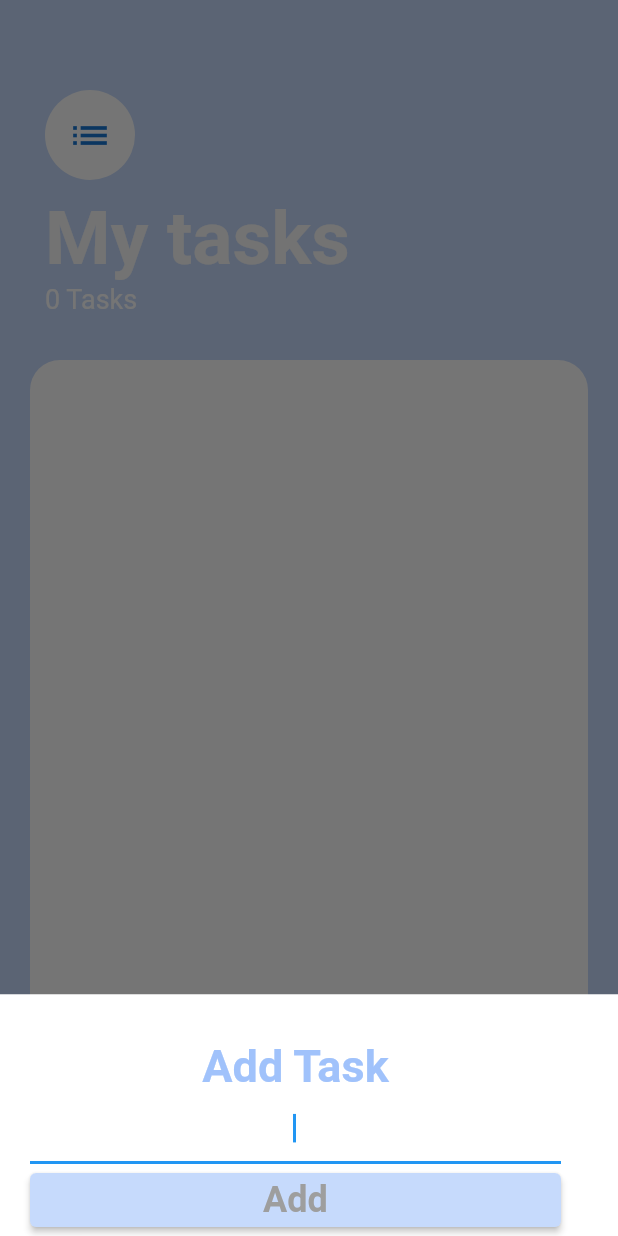
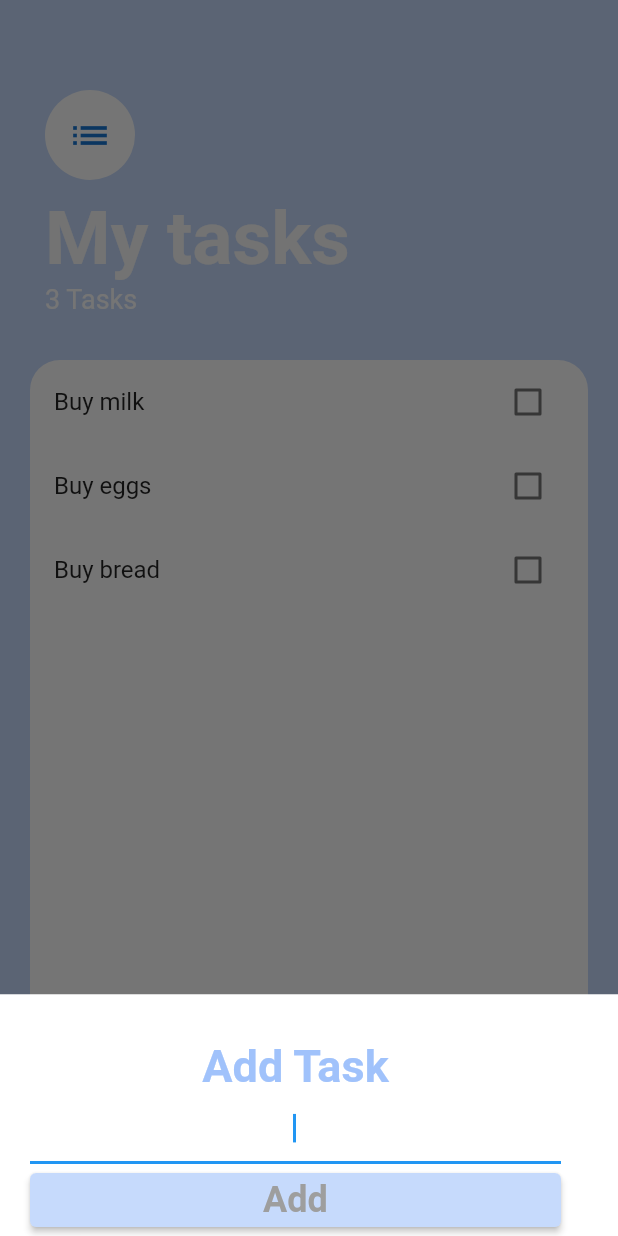
Before and after one commit to upasana-khatiwada/to_do_app, a Flutter app: the screen it shows after launch, after a tap on the "add" icon, on a phone screen of 412 x 824 dp. Run offline on Flutter 3.47's test engine with Material 2 defaults, Android fonts, the phone set to English and light mode, and no system bars.

```diff
--- a/lib/add_task.dart
+++ b/lib/add_task.dart
@@ -1,12 +1,15 @@
 import 'package:flutter/material.dart';
-// import 'package:to_do_app/task.dart';
+ import 'package:to_do_app/task_data.dart';
+import 'package:provider/provider.dart';
 
 
 
 class AddTaskScreen extends StatelessWidget {
+  const AddTaskScreen({super.key});
+
   //const AddTaskScreen({super.key});
- final Function addTaskCallback;
- const AddTaskScreen(this.addTaskCallback, {super.key});
+//  final Function addTaskCallback;
+//  const AddTaskScreen(this.addTaskCallback, {super.key});
   @override
   Widget build(BuildContext context) {
     String newTaskTitle;
@@ -46,6 +49,7 @@ class AddTaskScreen extends StatelessWidget {
                   style: ElevatedButton.styleFrom(
                       backgroundColor: const Color(0xFFC6DAFC)),
                   onPressed: () {
+                    //Provider.of<TaskData>(context).addTask(newTaskTitle);
 
                   },
                   child: const Text(
--- a/lib/main.dart
+++ b/lib/main.dart
@@ -1,6 +1,8 @@
 import 'package:flutter/material.dart';
+import 'package:provider/provider.dart';
 import 'package:to_do_app/task_screen.dart';
 
+import 'package:to_do_app/task_data.dart';
 void main() {
   runApp(const MyApp());
 }
@@ -10,9 +12,12 @@ class MyApp extends StatelessWidget {
 
   @override
   Widget build(BuildContext context) {
-    return   const MaterialApp(
-      debugShowCheckedModeBanner: false,
-      home: TasksScreen(),
+    return   ChangeNotifierProvider(
+      create: (context)=> TaskData() ,
+      child: const MaterialApp(
+        debugShowCheckedModeBanner: false,
+        home: TasksScreen(),
+      ),
     );
   }
 }
--- /dev/null
+++ b/lib/task_data.dart
@@ -0,0 +1,14 @@
+import 'package:flutter/material.dart';
+import 'package:to_do_app/task.dart';
+class TaskData extends ChangeNotifier{
+  List<Task> tasks = [
+    Task(name: 'Buy milk'),
+    Task(name: 'Buy eggs'),
+    Task(name: 'Buy bread'),
+  ];
+
+  int get taskCount {
+    return tasks.length;
+  }
+
+}
--- a/lib/task_list.dart
+++ b/lib/task_list.dart
@@ -1,33 +1,34 @@
 import 'package:flutter/material.dart';
-import 'package:to_do_app/task.dart';
+import 'package:provider/provider.dart';
+import 'package:to_do_app/task_data.dart';
 import 'package:to_do_app/task_tile.dart';
 
-class TaskList extends StatefulWidget {
-  const TaskList({required this.tasks, super.key});
+class TaskList extends StatelessWidget {
+  const TaskList({ super.key});
 
-  final List<Task> tasks;
 
-  @override
-  State<TaskList> createState() => _TaskListState();
-}
-
-class _TaskListState extends State<TaskList> {
 
   @override
   Widget build(BuildContext context) {
-    return ListView.builder(itemBuilder: (context, index) {
-      return TaskTile(
-        taskTitle: widget.tasks[index].name,
-        isChecked: widget.tasks[index].isDone,
-        checkboxCallback: (checkboxState){
-          setState(() {
-              widget.tasks[index].toggleDone();
-            });
-        }
+    return Consumer<TaskData>(
+      builder: (context, taskData, child) {
+        return  ListView.builder(
+        itemBuilder: (context, index) {
+        return TaskTile(
+          taskTitle: taskData.tasks[index].name,
+          isChecked: taskData.tasks[index].isDone,
+          checkboxCallback: (checkboxState){
+            // setState(() {
+            //     widget.tasks[index].toggleDone();
+            //   });
+          }
+        );
+      },
+      itemCount: taskData.taskCount,
       );
-    },
-    itemCount: widget.tasks.length,
-    );
+
+      },
+          );
 
 
 
--- a/lib/task_screen.dart
+++ b/lib/task_screen.dart
@@ -1,20 +1,13 @@
 import 'package:flutter/material.dart';
 import 'package:to_do_app/add_task.dart';
-import 'package:to_do_app/task.dart';
 import 'package:to_do_app/task_list.dart';
+import 'package:provider/provider.dart';
+import 'package:to_do_app/task_data.dart';
 
-class TasksScreen extends StatefulWidget {
+class TasksScreen extends StatelessWidget {
   const TasksScreen({super.key});
 
-  @override
-  State<TasksScreen> createState() => _TasksScreenState();
-}
-
-class _TasksScreenState extends State<TasksScreen> {
-  List<Task> tasks = [];
   // @override
-  //final Widget buildButtonSheet = const SizedBox();
-
   @override
   Widget build(BuildContext context) {
     return Scaffold(
@@ -35,13 +28,13 @@ class _TasksScreenState extends State<TasksScreen> {
                   child: Container(
                     padding: EdgeInsets.only(
                         bottom: MediaQuery.of(context).viewInsets.bottom),
-                    child: AddTaskScreen(
-                      (newTaskTitle) {
-                        setState(() {
-                          tasks.add(Task(name: newTaskTitle));
-                        });
-                        Navigator.pop(context);
-                      },
+                    child: const AddTaskScreen(
+                      // (newTaskTitle) {
+                      //   setState(() {
+                      //     tasks.add(Task(name: newTaskTitle));
+                      //   });
+                      //   Navigator.pop(context);
+                      // },
                     ),
                   ),
                 ),
@@ -76,7 +69,7 @@ class _TasksScreenState extends State<TasksScreen> {
                     fontWeight: FontWeight.w700,
                   ),
                 ),
-                 Text('${tasks.length} Tasks',
+                 Text('${Provider.of<TaskData>(context).taskCount} Tasks',
                 style: const TextStyle(
                   color: Colors.white,
                   fontSize: 18,
@@ -94,7 +87,9 @@ class _TasksScreenState extends State<TasksScreen> {
                       topLeft: Radius.circular(20.0),
                       topRight: Radius.circular(20.0),
                     )),
-                child:  TaskList( tasks: tasks),
+                child:  const TaskList(
+
+                ),
               ),
             ),
           ),
--- a/pubspec.yaml
+++ b/pubspec.yaml
@@ -35,6 +35,7 @@ dependencies:
   # The following adds the Cupertino Icons font to your application.
   # Use with the CupertinoIcons class for iOS style icons.
   cupertino_icons: ^1.0.2
+  provider: ^6.0.5
 
 dev_dependencies:
   flutter_test:
```
Also changed, not shown: pubspec.lock.
